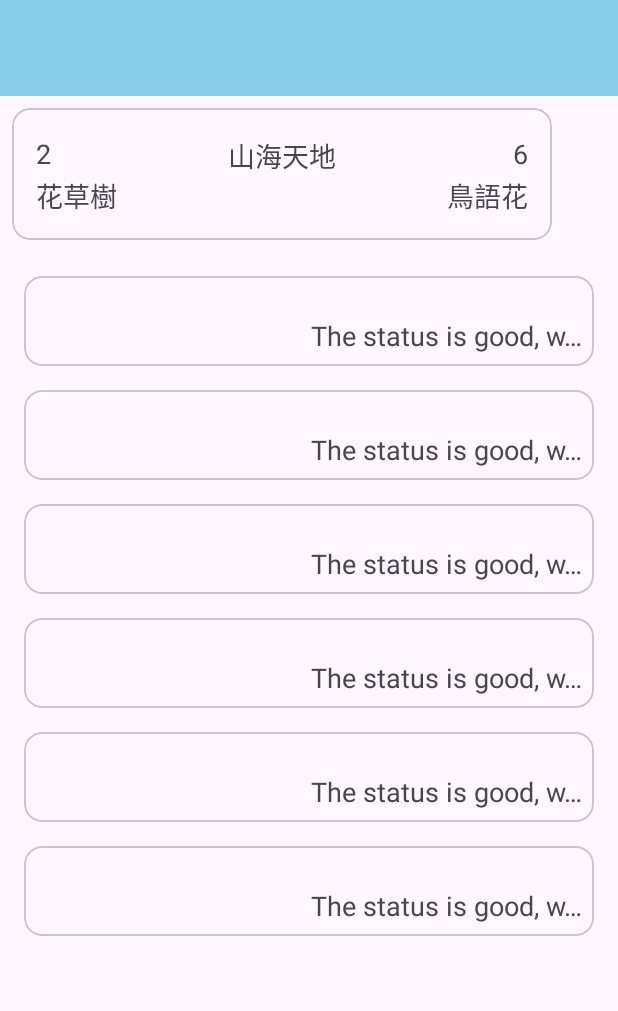
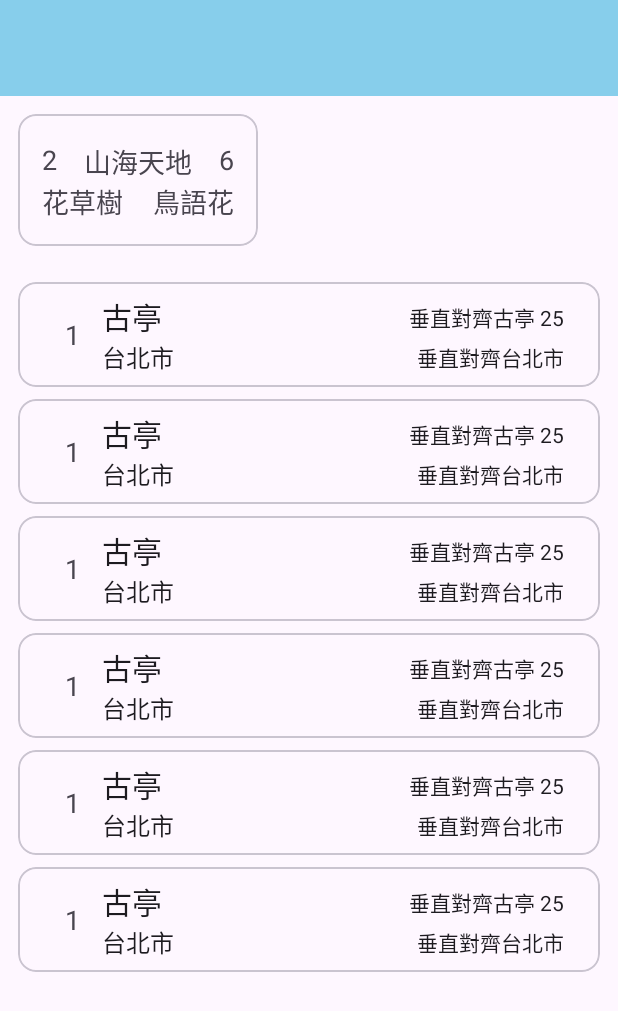
Before and after one commit to Wesely/happy-pizza, an Android app: the layout activity_main.xml on its own in the app's theme, with its tools: preview values and no code run, on a phone screen of 412 x 824 dp. Shown: the top 1011 px of the screen. Run offline under Robolectric (Android 15) with nearby library versions, the phone set to English and light mode, and no system bars.

Commit message:
- finished vertical/horizontal items layout

```diff
--- a/app/src/main/res/layout/item_horizontal_air_data.xml
+++ b/app/src/main/res/layout/item_horizontal_air_data.xml
@@ -3,7 +3,8 @@
     xmlns:app="http://schemas.android.com/apk/res-auto"
     xmlns:tools="http://schemas.android.com/tools"
     android:layout_width="@dimen/horizontal_air_data_w"
-    android:layout_height="@dimen/horizontal_air_data_h">
+    android:layout_height="@dimen/horizontal_air_data_h"
+    android:layout_margin="@dimen/margin_s">
 
     <androidx.constraintlayout.widget.ConstraintLayout
         android:layout_width="match_parent"
--- a/app/src/main/res/layout/item_vertical_air_data.xml
+++ b/app/src/main/res/layout/item_vertical_air_data.xml
@@ -3,36 +3,83 @@
     xmlns:app="http://schemas.android.com/apk/res-auto"
     xmlns:tools="http://schemas.android.com/tools"
     android:layout_width="match_parent"
-    android:layout_height="@dimen/vertical_air_data_h"
-    android:layout_margin="@dimen/margin_m">
+    android:layout_height="wrap_content"
+    android:layout_margin="@dimen/margin_s">
 
     <androidx.constraintlayout.widget.ConstraintLayout
         android:layout_width="match_parent"
         android:layout_height="match_parent"
         android:padding="@dimen/margin_m">
 
+        <TextView
+            android:id="@+id/tvSiteId"
+            style="@style/TextAppearance.AppCompat.Medium"
+            android:layout_width="24dp"
+            android:layout_height="wrap_content"
+            android:layout_marginStart="@dimen/margin_l"
+            android:ellipsize="end"
+            android:gravity="center"
+            android:maxLines="1"
+            app:layout_constraintBottom_toBottomOf="parent"
+            app:layout_constraintStart_toStartOf="parent"
+            app:layout_constraintTop_toTopOf="parent"
+            tools:text="1" />
+
+        <TextView
+            android:id="@+id/tvSiteName"
+            android:layout_width="wrap_content"
+            android:layout_height="wrap_content"
+            android:layout_marginStart="@dimen/margin_m"
+            android:textAppearance="@style/TextAppearance.AppCompat.Title"
+            app:layout_constraintStart_toEndOf="@id/tvSiteId"
+            app:layout_constraintTop_toTopOf="parent"
+            tools:text="古亭" />
+
+        <TextView
+            android:id="@+id/tvCounty"
+            android:layout_width="wrap_content"
+            android:layout_height="wrap_content"
+            android:layout_marginStart="@dimen/margin_m"
+            android:textAppearance="@style/TextAppearance.AppCompat.Subhead"
+            app:layout_constraintStart_toEndOf="@id/tvSiteId"
+            app:layout_constraintTop_toBottomOf="@id/tvSiteName"
+            tools:text="台北市" />
 
         <androidx.constraintlayout.widget.Guideline
-            android:id="@+id/halfLine"
+            android:id="@+id/horizontalHalfLine"
             android:layout_width="0dp"
             android:layout_height="wrap_content"
             android:orientation="vertical"
             app:layout_constraintGuide_percent="0.5" />
 
+        <TextView
+            android:id="@+id/tvPM25"
+            style="@style/TextAppearance.AppCompat.Body1"
+            android:layout_width="0dp"
+            android:layout_height="wrap_content"
+            android:layout_marginEnd="@dimen/margin_l"
+            android:ellipsize="end"
+            android:gravity="end"
+            android:maxLines="1"
+            app:layout_constraintBottom_toBottomOf="@id/tvSiteName"
+            app:layout_constraintTop_toTopOf="@id/tvSiteName"
+            app:layout_constraintEnd_toEndOf="parent"
+            tools:text="垂直對齊古亭 25" />
 
         <TextView
             android:id="@+id/tvStatus"
-            style="@style/TextAppearance.AppCompat.Medium"
+            style="@style/TextAppearance.AppCompat.Body1"
             android:layout_width="0dp"
             android:layout_height="wrap_content"
+            android:layout_marginEnd="@dimen/margin_l"
+            android:ellipsize="end"
+            android:maxLines="1"
             android:gravity="end"
-            android:maxLines="1"
-            android:ellipsize="end"
-            app:layout_constraintBottom_toBottomOf="parent"
+            app:layout_constraintBottom_toBottomOf="@+id/tvCounty"
             app:layout_constraintEnd_toEndOf="parent"
-            app:layout_constraintHorizontal_bias="1.0"
-            app:layout_constraintStart_toEndOf="@id/halfLine"
-            tools:text="@string/status_good_quality" />
+            app:layout_constraintStart_toStartOf="@+id/horizontalHalfLine"
+            app:layout_constraintTop_toTopOf="@+id/tvCounty"
+            tools:text="垂直對齊台北市" />
 
     </androidx.constraintlayout.widget.ConstraintLayout>
 
--- a/app/src/main/res/values/dimens.xml
+++ b/app/src/main/res/values/dimens.xml
@@ -2,12 +2,13 @@
 <resources>
 
     <!-- Default screen margins, per the Android Design guidelines. -->
+    <dimen name="margin_s">4dp</dimen>
     <dimen name="margin_m">8dp</dimen>
     <dimen name="margin_l">16dp</dimen>
     <dimen name="text_size_small">12sp</dimen>
     <dimen name="text_size_medium">16sp</dimen>
     <dimen name="text_size_large">20sp</dimen>
-    <dimen name="horizontal_air_data_w">360dp</dimen>
+    <dimen name="horizontal_air_data_w">160dp</dimen>
     <dimen name="horizontal_air_data_h">88dp</dimen>
     <dimen name="vertical_air_data_h">60dp</dimen>
 
```
